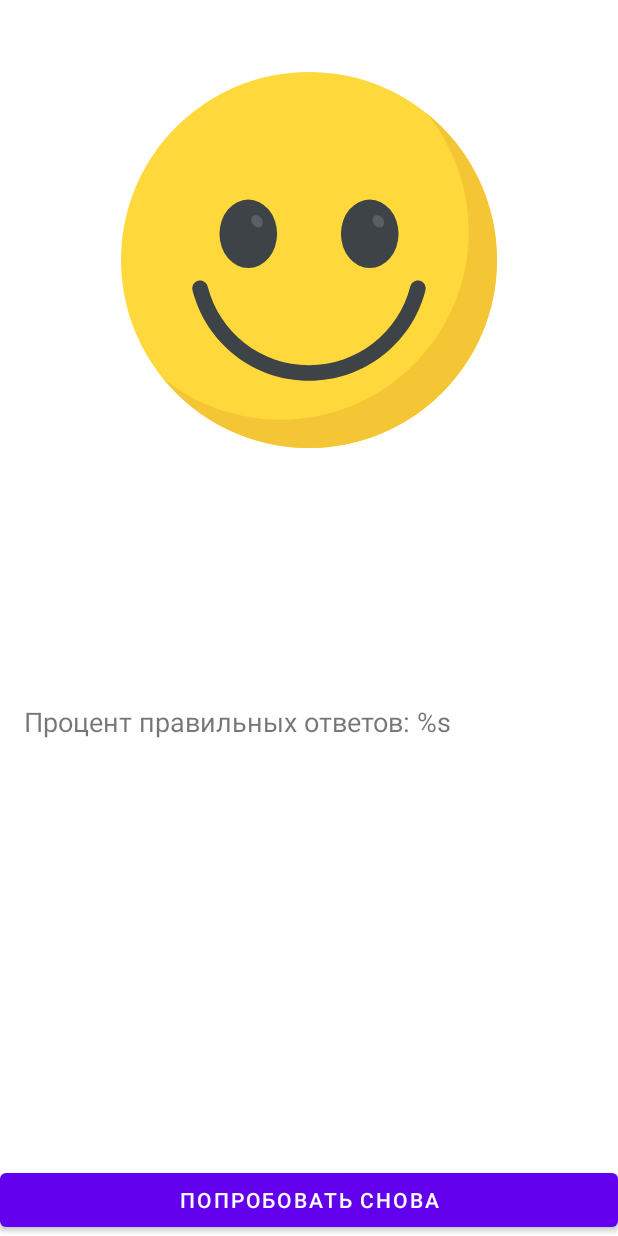
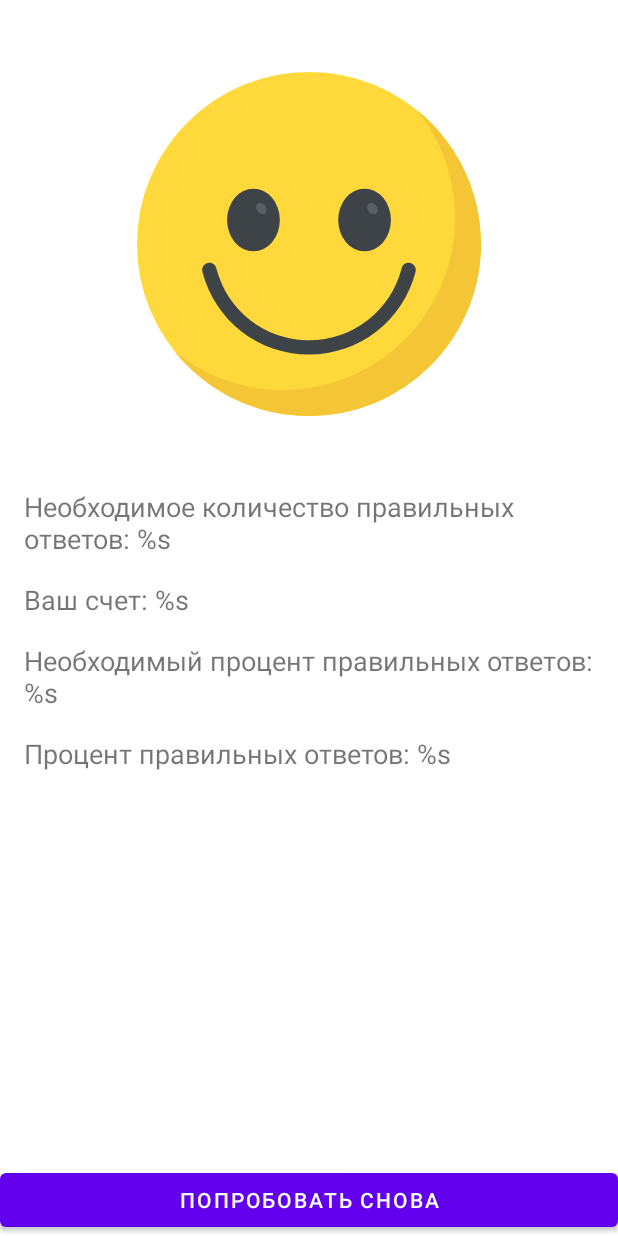
Before and after one commit to ir-sen/Brain, an Android app: the layout fragment_game_finish.xml on its own in the app's theme, with its tools: preview values and no code run, on a phone screen of 412 x 824 dp. Run offline under Robolectric (Android 15) with nearby library versions, the phone set to English and light mode, and no system bars.

```diff
--- a/app/src/main/java/com/example/brain/domain/entity/GameResult.kt
+++ b/app/src/main/java/com/example/brain/domain/entity/GameResult.kt
@@ -11,7 +11,5 @@ data class GameResult(
     val countOfQuestion: Int,
     val gameSettings: GameSettings
 ) : Parcelable {
-    val countOfRightAnswersString: String
-        get() = countOfRightAnswers.toString()
 
 }
--- a/app/src/main/java/com/example/brain/domain/entity/GameSettings.kt
+++ b/app/src/main/java/com/example/brain/domain/entity/GameSettings.kt
@@ -11,6 +11,6 @@ data class GameSettings(
     val minPercentOfRightAnswers: Int,
     val gameTimeInSeconds: Int
 ) : Parcelable {
-    val minCountOfRightAnswersString: String
-        get() = minCountOfRightAnswers.toString()
+
+
 }
--- a/app/src/main/res/layout/fragment_game_finish.xml
+++ b/app/src/main/res/layout/fragment_game_finish.xml
@@ -21,11 +21,13 @@
         android:layout_height="0dp"
         android:layout_margin="48dp"
         android:contentDescription="@string/game_over"
+        app:resultEmoji="@{gameResult.winner}"
         app:layout_constraintBottom_toTopOf="@id/tv_required_answers"
         app:layout_constraintEnd_toEndOf="parent"
         app:layout_constraintStart_toStartOf="parent"
         app:layout_constraintTop_toTopOf="parent"
         tools:srcCompat="@drawable/ic_smile"
+
         />
 
     <TextView
@@ -33,25 +35,28 @@
         android:layout_width="match_parent"
         android:layout_height="wrap_content"
         android:layout_margin="16dp"
-        android:text="@{gameResult.gameSettings.minCountOfRightAnswersString}"
         android:textSize="18sp"
+        app:requiredAnswers="@{gameResult.gameSettings.minCountOfRightAnswers}"
         app:layout_constraintBottom_toTopOf="@id/tv_score_answers"
         app:layout_constraintEnd_toEndOf="parent"
         app:layout_constraintStart_toStartOf="parent"
         app:layout_constraintTop_toTopOf="parent"
         app:layout_constraintVertical_chainStyle="packed"
+        tools:text="@string/required_score"
+
         />
 
     <TextView
         android:id="@+id/tv_score_answers"
         android:layout_width="0dp"
         android:layout_height="wrap_content"
-        android:text="@{gameResult.countOfRightAnswersString}"
         android:textSize="18sp"
+        app:score="@{gameResult.countOfRightAnswers}"
         app:layout_constraintBottom_toTopOf="@id/tv_required_percentage"
         app:layout_constraintEnd_toEndOf="@id/tv_required_answers"
         app:layout_constraintStart_toStartOf="@id/tv_required_answers"
         app:layout_constraintTop_toBottomOf="@id/tv_required_answers"
+        tools:text="@string/score_answers"
         />
 
     <TextView
@@ -59,13 +64,14 @@
         android:layout_width="0dp"
         android:layout_height="wrap_content"
         android:layout_marginTop="16dp"
-        android:text="@{gameResult.gameSettings.minCountOfRightAnswersString}"
         android:textSize="18sp"
+        app:requiredAnswers="@{gameResult.gameSettings.minPercentOfRightAnswers}"
         app:layout_constraintBottom_toTopOf="@id/tv_score_percentage"
         app:layout_constraintEnd_toEndOf="@id/tv_required_answers"
         app:layout_constraintStart_toStartOf="@id/tv_required_answers"
         app:layout_constraintTop_toBottomOf="@id/tv_score_answers"
         app:layout_constraintVertical_chainStyle="packed"
+        tools:text="@string/required_percentage"
         />
 
     <TextView
@@ -73,12 +79,13 @@
         android:layout_width="0dp"
         android:layout_height="wrap_content"
         android:layout_marginTop="16dp"
-        android:text="@string/score_percentage"
         android:textSize="18sp"
+        app:scorePercentage="@{gameResult}"
         app:layout_constraintBottom_toBottomOf="parent"
         app:layout_constraintEnd_toEndOf="@id/tv_required_answers"
         app:layout_constraintStart_toStartOf="@id/tv_required_answers"
         app:layout_constraintTop_toBottomOf="@id/tv_required_percentage"
+        tools:text="@string/score_percentage"
         />
 
     <Button
```
Also changed, not shown: app/src/main/java/com/example/brain/presentation/BindingAdapters.kt (added, +62 -0 lines), app/src/main/java/com/example/brain/presentation/GameFinish.kt (+1 -44 lines).
